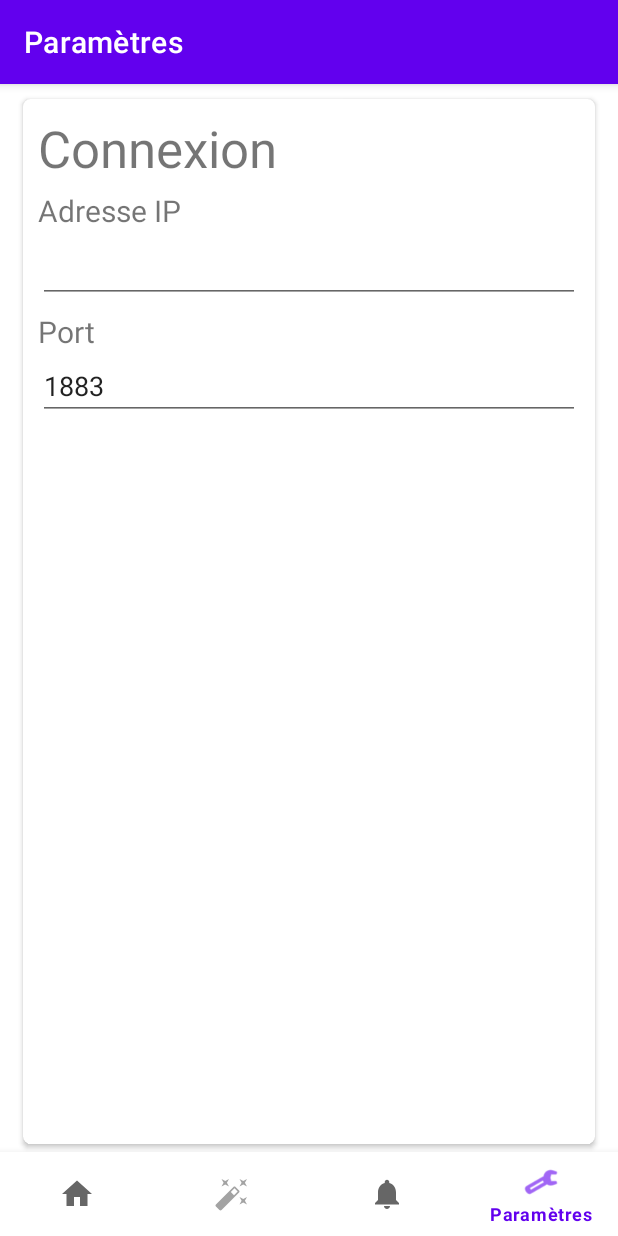
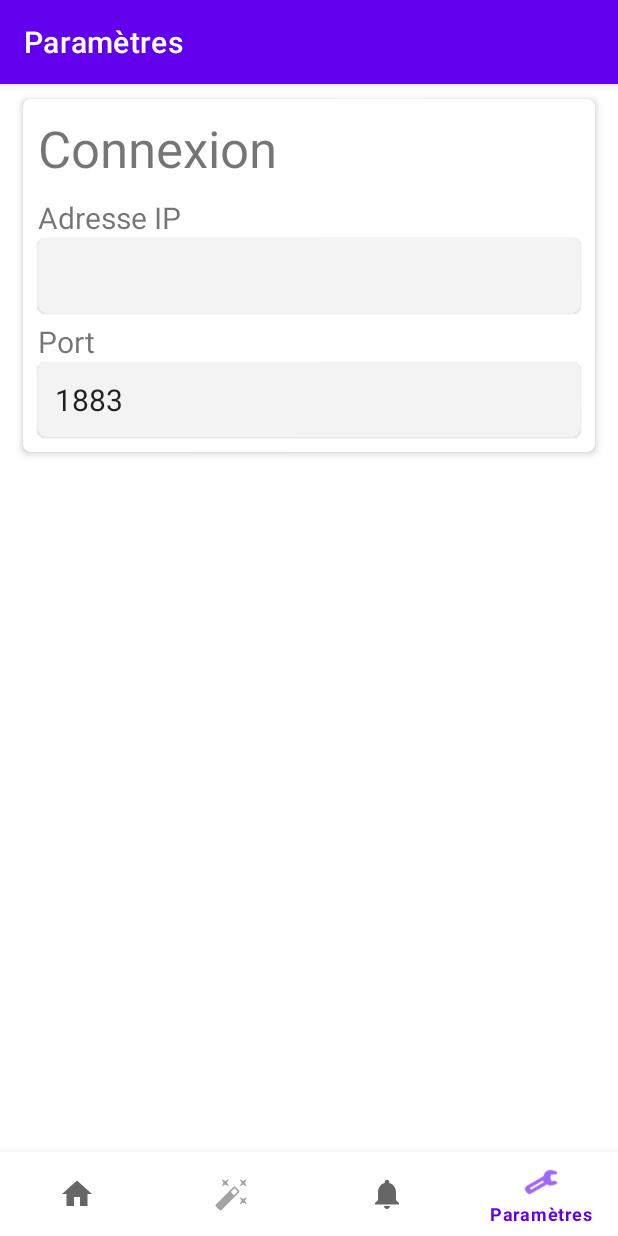
Before and after one commit to CedNo/MercureApp, an Android app: the SettingsFragment screen opened through its navigation route, on a phone screen of 412 x 824 dp. Run offline under Robolectric (Android 15) with nearby library versions, the phone set to English and light mode, and no system bars; our stand-ins replace navigation-ui; libraries missing offline, so code that uses them is left out: org.eclipse.paho; 3 statements that could not run were skipped.

Commit message:
Page des settings

```diff
--- a/app/src/main/res/layout/fragment_home.xml
+++ b/app/src/main/res/layout/fragment_home.xml
@@ -47,7 +47,7 @@
         android:layout_width="match_parent"
         android:layout_height="match_parent"
         android:background="#80FF3636"
-        android:visibility="visible"
+        android:visibility="gone"
         app:layout_constraintBottom_toBottomOf="parent"
         app:layout_constraintEnd_toEndOf="parent"
         app:layout_constraintStart_toStartOf="parent"
--- a/app/src/main/res/layout/fragment_settings.xml
+++ b/app/src/main/res/layout/fragment_settings.xml
@@ -9,22 +9,24 @@
 
     <androidx.cardview.widget.CardView
         android:layout_width="match_parent"
-        android:layout_height="match_parent"
+        android:layout_height="wrap_content"
         android:layout_marginHorizontal="15dp"
         android:layout_marginTop="10dp"
         android:layout_marginBottom="5dp"
-        app:cardCornerRadius="5dp">
+        app:cardCornerRadius="5dp"
+        app:cardElevation="3dp">
 
         <LinearLayout
             android:layout_width="match_parent"
             android:layout_height="match_parent"
-            android:orientation="vertical"
-            android:padding="10dp">
+            android:orientation="vertical">
 
             <TextView
                 android:id="@+id/textView"
                 android:layout_width="match_parent"
                 android:layout_height="wrap_content"
+                android:layout_marginHorizontal="10dp"
+                android:layout_marginTop="10dp"
                 android:text="Connexion"
                 android:textSize="34sp" />
 
@@ -32,33 +34,61 @@
                 android:id="@+id/textView2"
                 android:layout_width="match_parent"
                 android:layout_height="wrap_content"
-                android:layout_marginTop="5dp"
+                android:layout_marginHorizontal="10dp"
+                android:layout_marginTop="10dp"
                 android:text="Adresse IP"
                 android:textSize="20sp" />
+
+            <androidx.cardview.widget.CardView
+                android:layout_width="match_parent"
+                android:layout_height="match_parent"
+                android:layout_marginHorizontal="10dp"
+                android:backgroundTint="#F3F3F3"
+                app:cardCornerRadius="5dp"
+                app:cardElevation="1dp">
 
                 <EditText
                     android:id="@+id/inAdresseIP"
                     android:layout_width="match_parent"
                     android:layout_height="wrap_content"
+                    android:background="@null"
                     android:ems="10"
                     android:inputType="textPersonName"
-                android:textSize="20sp" />
+                    android:padding="11dp"
+                    android:textSize="20sp"
+                    tools:ignore="SpeakableTextPresentCheck" />
+            </androidx.cardview.widget.CardView>
 
             <TextView
                 android:id="@+id/textView3"
                 android:layout_width="match_parent"
                 android:layout_height="wrap_content"
+                android:layout_marginHorizontal="10dp"
                 android:layout_marginTop="5dp"
                 android:text="Port"
                 android:textSize="20sp" />
+
+            <androidx.cardview.widget.CardView
+                android:layout_width="match_parent"
+                android:layout_height="match_parent"
+                android:layout_marginHorizontal="10dp"
+                android:layout_marginBottom="10dp"
+                android:backgroundTint="#F3F3F3"
+                app:cardCornerRadius="5dp"
+                app:cardElevation="1dp">
 
                 <EditText
                     android:id="@+id/inPort"
                     android:layout_width="match_parent"
                     android:layout_height="wrap_content"
+                    android:background="@null"
                     android:ems="10"
                     android:inputType="textPersonName"
-                android:text="1883" />
+                    android:padding="11dp"
+                    android:text="1883"
+                    android:textSize="20sp" />
+            </androidx.cardview.widget.CardView>
+
         </LinearLayout>
 
     </androidx.cardview.widget.CardView>
```
Lines whose indentation alone changed are shown as unchanged.
